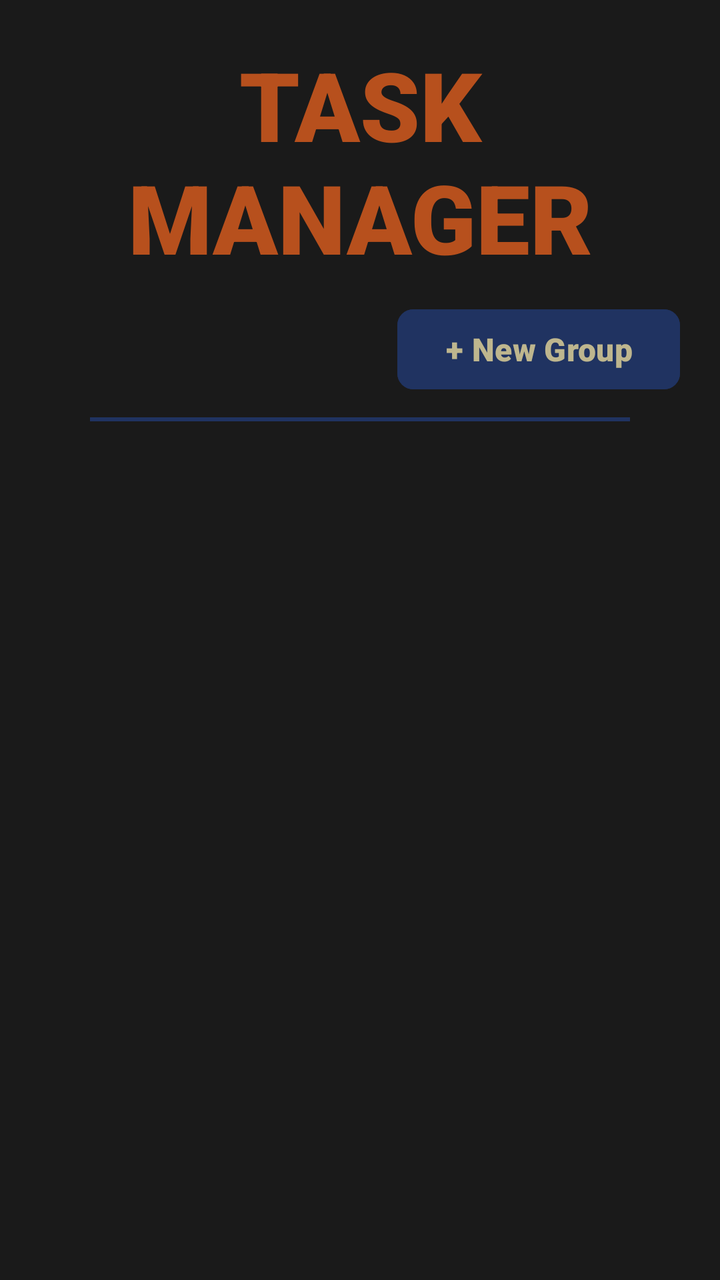
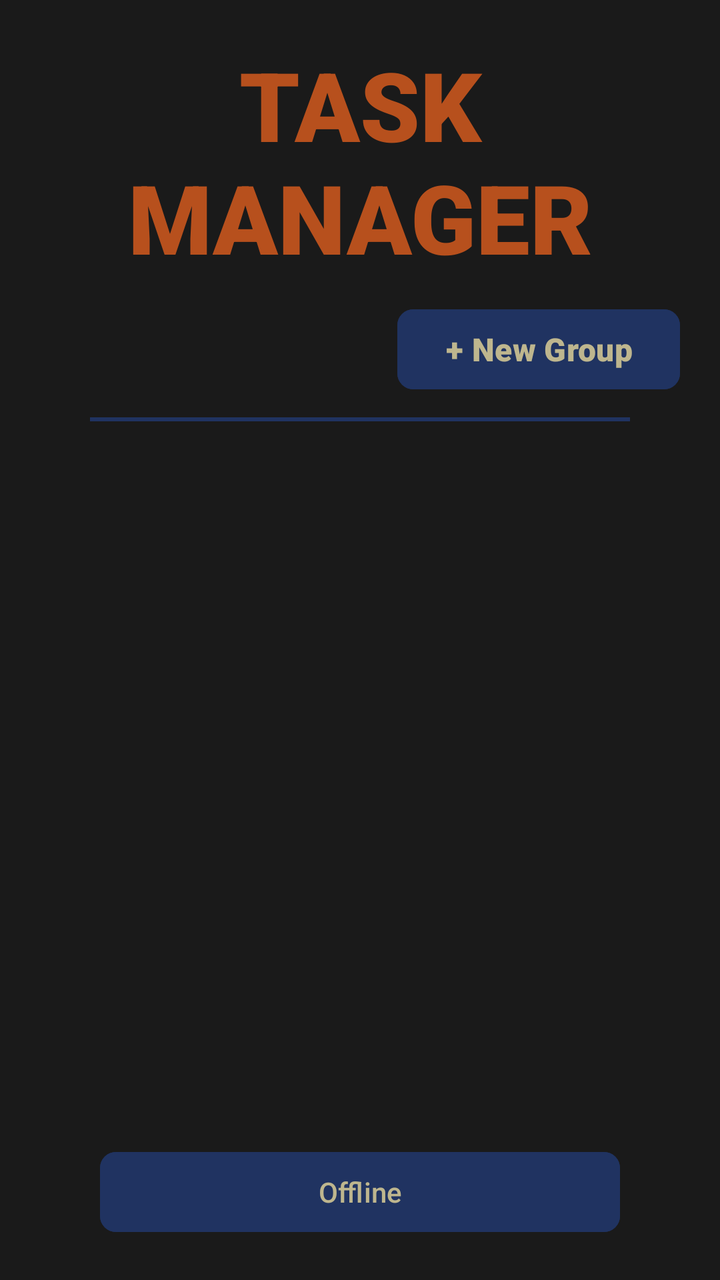

An Android layout rendered at two revisions. The XML below is the earlier revision; the diff shows what the commit changed to produce the second picture.
<!-- AndroidManifest.xml: application theme Theme.Class07 -->
<!-- res/layout/groups_layout.xml -->
<?xml version="1.0" encoding="utf-8"?>
<androidx.constraintlayout.widget.ConstraintLayout
    xmlns:android="http://schemas.android.com/apk/res/android"
    xmlns:app="http://schemas.android.com/apk/res-auto"
    xmlns:tools="http://schemas.android.com/tools"
    android:id="@+id/rootLayout"
    android:layout_width="match_parent"
    android:layout_height="match_parent"
    android:background="#1A1A1A"
    tools:context=".GroupsActivity">

    <TextView
        android:id="@+id/mainTitleTextView_id"
        android:layout_width="0dp"
        android:layout_height="wrap_content"
        android:layout_marginStart="20dp"
        android:layout_marginTop="20dp"
        android:layout_marginEnd="20dp"
        android:fontFamily="sans-serif-black"
        android:gravity="center"
        android:text="TASK MANAGER"
        android:textColor="#C9E25F1F"
        android:textSize="48sp"
        app:layout_constraintEnd_toEndOf="parent"
        app:layout_constraintStart_toStartOf="parent"
        app:layout_constraintTop_toTopOf="parent" />

    <Button
        android:id="@+id/newGroupButton_id"
        android:layout_width="wrap_content"
        android:layout_height="wrap_content"
        android:layout_marginTop="10dp"
        android:layout_marginEnd="20dp"
        android:backgroundTint="#203361"
        android:fontFamily="sans-serif-black"
        android:onClick="addNewGroup"
        android:text="+ New Group"
        android:textColor="#C9E9DA9B"
        android:textSize="16sp"
        app:cornerRadius="8dp"
        app:layout_constraintEnd_toEndOf="parent"
        app:layout_constraintTop_toBottomOf="@+id/mainTitleTextView_id" />

    <View
        android:id="@+id/mainSeparator_id"
        android:layout_width="0dp"
        android:layout_height="2dp"
        android:layout_marginStart="45dp"
        android:layout_marginTop="10dp"
        android:layout_marginEnd="45dp"
        android:background="#203361"
        app:layout_constraintEnd_toEndOf="parent"
        app:layout_constraintStart_toStartOf="parent"
        app:layout_constraintTop_toBottomOf="@+id/newGroupButton_id" />

    <androidx.recyclerview.widget.RecyclerView
        android:id="@+id/groupsRv_id"
        android:layout_width="0dp"
        android:layout_height="0dp"
        android:layout_marginStart="20dp"
        android:layout_marginTop="20dp"
        android:layout_marginEnd="20dp"
        android:layout_marginBottom="20dp"
        app:layout_constraintBottom_toBottomOf="parent"
        app:layout_constraintEnd_toEndOf="parent"
        app:layout_constraintStart_toStartOf="parent"
        app:layout_constraintTop_toBottomOf="@+id/mainSeparator_id" />

</androidx.constraintlayout.widget.ConstraintLayout>
<!-- resources referenced by this layout -->
<resources>
  <style name="Theme.Class07" parent="Base.Theme.Class07" />
  <style name="Base.Theme.Class07" parent="Theme.Material3.DayNight.NoActionBar">
          
          
      </style>
</resources>

<!-- the commit's change to res/layout/groups_layout.xml (unified diff, before → after) -->
@@ -61,9 +61,25 @@
         android:layout_marginTop="20dp"
         android:layout_marginEnd="20dp"
         android:layout_marginBottom="20dp"
-        app:layout_constraintBottom_toBottomOf="parent"
+        app:layout_constraintBottom_toTopOf="@+id/statusButton_id"
         app:layout_constraintEnd_toEndOf="parent"
         app:layout_constraintStart_toStartOf="parent"
         app:layout_constraintTop_toBottomOf="@+id/mainSeparator_id" />
 
+    <Button
+        android:id="@+id/statusButton_id"
+        android:layout_width="0dp"
+        android:layout_height="wrap_content"
+        android:layout_marginStart="50dp"
+        android:layout_marginEnd="50dp"
+        android:layout_marginBottom="20dp"
+        android:backgroundTint="#203361"
+        android:gravity="center"
+        android:text="Offline"
+        android:textColor="#C9E9DA9B"
+        app:cornerRadius="8dp"
+        app:layout_constraintBottom_toBottomOf="parent"
+        app:layout_constraintEnd_toEndOf="parent"
+        app:layout_constraintStart_toStartOf="parent" />
+
 </androidx.constraintlayout.widget.ConstraintLayout>
